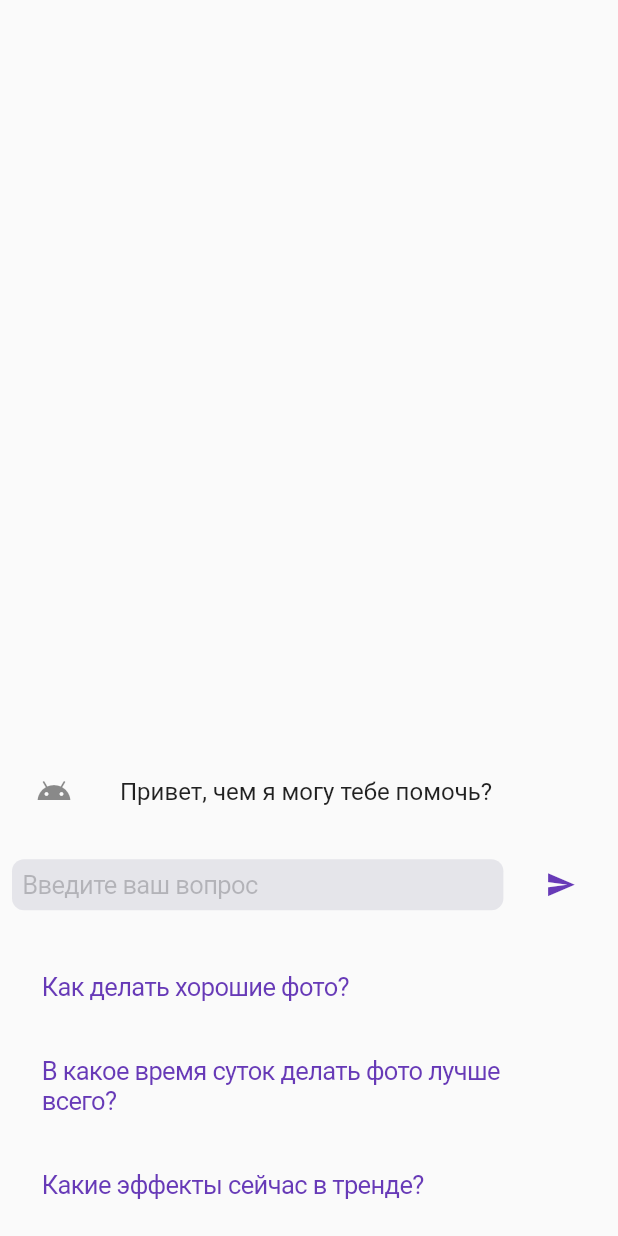
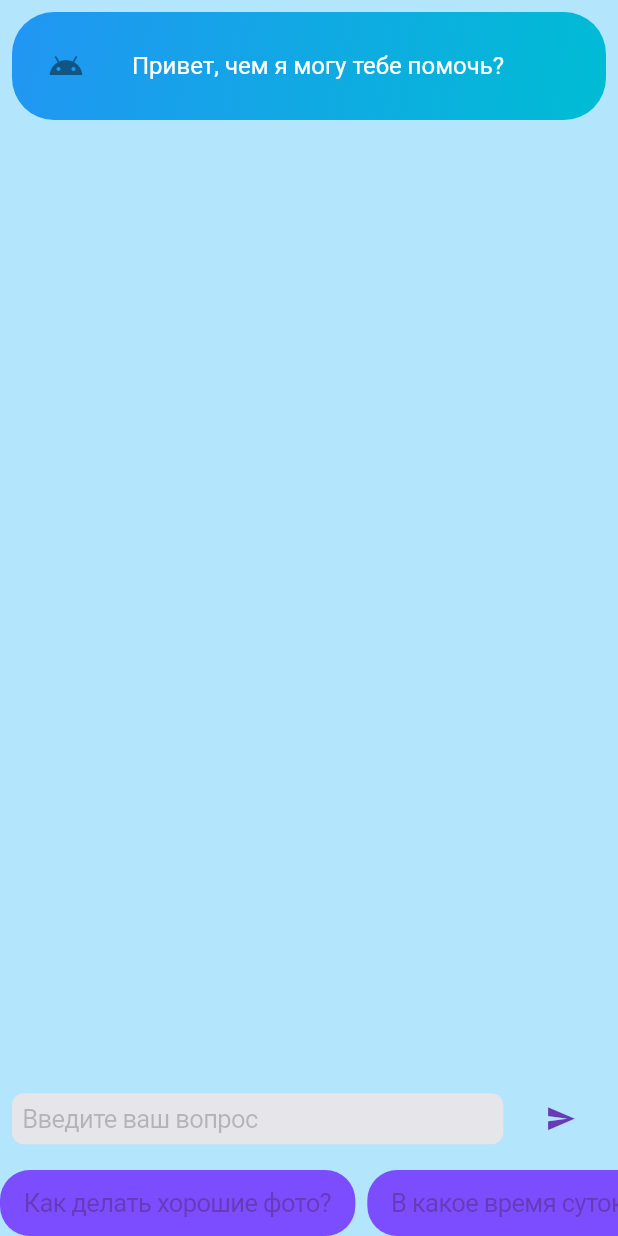
Before and after one commit to aveok4now/Flutter-4Foto, a Flutter app: the ChatbotScreen screen opened directly, on a phone screen of 412 x 824 dp. Run offline on Flutter 3.47's test engine with Material 2 defaults, Android fonts, the light colour scheme and no system bars; our stand-ins replace animated_text_kit, awesome_notifications, confetti, connectivity, convex_bottom_bar, flutter_local_notifications and 11 more; missing offline and left inert: cron, flutter_email_sender, flutter_photo_editor, flutter_share, midjourney_api, photofilters and 2 more; accounts and stored records are empty; project files that could hold a hidden picture were left out.

Commit message:
Chat-screen redesign + copy issue

```diff
--- a/lib/chatscreen.dart
+++ b/lib/chatscreen.dart
@@ -1,8 +1,11 @@
 import 'package:flutter/cupertino.dart';
 import 'package:flutter/material.dart';
+import 'package:animated_text_kit/animated_text_kit.dart';
+import 'package:flutter/services.dart';
 
 void main() => runApp(ChatbotApp());
 
+//https://cameralabs.org/uchebnik/osnovi-fotografii
 class ChatbotApp extends StatelessWidget {
   @override
   Widget build(BuildContext context) {
@@ -20,6 +23,8 @@ class ChatbotScreen extends StatefulWidget {
 
 class _ChatbotScreenState extends State<ChatbotScreen> {
   final TextEditingController _controller = TextEditingController();
+  final ScrollController _scrollController = ScrollController();
+
   final List<String> _chatMessages = <String>[
     'Привет, чем я могу тебе помочь?',
   ];
@@ -30,6 +35,7 @@ class _ChatbotScreenState extends State<ChatbotScreen> {
         'В первые часы утра и в последние часы дня свет более мягкий и теплый, что может создавать лучшие условия для съемки.',
     'Какие эффекты сейчас в тренде?':
         'Сейчас очень популярны эффекты сепии, винтажа и черно-белого стиля.',
+    'дарова мудила': 'даров братан',
   };
 
   void _showResponse(String question) {
@@ -40,27 +46,74 @@ class _ChatbotScreenState extends State<ChatbotScreen> {
       _chatMessages.add('Чат-бот: $response');
       _controller.clear();
     });
+    _scrollController.animateTo(
+      _scrollController.position.maxScrollExtent,
+      duration: Duration(milliseconds: 300),
+      curve: Curves.easeOut,
+    );
   }
 
- @override
+  @override
   Widget build(BuildContext context) {
     return Scaffold(
+      backgroundColor: Colors.lightBlue[100],
       body: Column(
-        crossAxisAlignment: CrossAxisAlignment.start,
+        crossAxisAlignment: CrossAxisAlignment.end,
         children: <Widget>[
           Expanded(
             child: Padding(
               padding: const EdgeInsets.symmetric(horizontal: 8.0),
               child: ListView.builder(
-                reverse: true,
+                controller: _scrollController,
+                reverse: false,
                 itemCount: _chatMessages.length,
                 itemBuilder: (BuildContext context, int index) {
                   final String message = _chatMessages[index];
-                  return ListTile(
-                    leading: message.startsWith('Вы')
-                        ? Icon(Icons.account_circle)
-                        : Icon(Icons.android),
-                    title: Text(message),
+                  return Column(
+                    children: [
+                      SizedBox(height: 8.0),
+                      InkWell(
+                        onTap: () {},
+                        child: Container(
+                          decoration: BoxDecoration(
+                            borderRadius: BorderRadius.circular(28.0),
+                            gradient: LinearGradient(
+                              begin: Alignment.topLeft,
+                              end: Alignment.bottomRight,
+                              colors: message.startsWith('Вы')
+                                  ? [
+                                      Colors.pink,
+                                      Colors.purple,
+                                    ]
+                                  : [
+                                      Colors.blue,
+                                      Colors.cyan,
+                                    ],
+                            ),
+                          ),
+                          padding: const EdgeInsets.all(8.0),
+                          child: ListTile(
+                            leading: message.startsWith('Вы')
+                                ? Icon(Icons.person)
+                                : Icon(Icons.android),
+                            title: Text(message,
+                                style: message.startsWith('Вы')
+                                    ? TextStyle(color: Colors.white)
+                                    : TextStyle(color: Colors.white)),
+                            onLongPress: () {
+                              Clipboard.setData(ClipboardData(text: message));
+                              ScaffoldMessenger.of(context).showSnackBar(
+                                SnackBar(
+                                  content: Text("Текст скопирован"),
+                                  backgroundColor: Colors.green,
+                                  duration: Duration(seconds: 1),
+                                ),
+                              );
+                            },
+                          ),
+                        ),
+                      ),
+                    ],
                   );
                 },
               ),
@@ -88,25 +141,52 @@ class _ChatbotScreenState extends State<ChatbotScreen> {
               ],
             ),
           ),
-          Container(
-            padding: const EdgeInsets.all(8.0),
-            child: Wrap(
-              spacing: 8.0,
-              runSpacing: 4.0,
+          SingleChildScrollView(
+            scrollDirection: Axis.horizontal,
+            child: Row(
               children: <Widget>[
                 CupertinoButton(
                   onPressed: () => _showResponse('Как делать хорошие фото?'),
-                  child: Text('Как делать хорошие фото?'),
+                  child: Text(
+                    'Как делать хорошие фото?',
+                    textAlign: TextAlign.center,
+                  ),
+                  color: Colors.deepPurpleAccent,
+                  borderRadius: BorderRadius.circular(20.0),
+                  padding: const EdgeInsets.symmetric(
+                    horizontal: 16.0,
+                    vertical: 8.0,
+                  ),
                 ),
+                const SizedBox(width: 8.0),
                 CupertinoButton(
                   onPressed: () => _showResponse(
                       'В какое время суток делать фото лучше всего?'),
-                  child: Text('В какое время суток делать фото лучше всего?'),
+                  child: Text(
+                    'В какое время суток делать фото лучше всего?',
+                    textAlign: TextAlign.center,
+                  ),
+                  color: Colors.deepPurpleAccent,
+                  borderRadius: BorderRadius.circular(20.0),
+                  padding: const EdgeInsets.symmetric(
+                    horizontal: 16.0,
+                    vertical: 8.0,
+                  ),
                 ),
+                const SizedBox(width: 8.0),
                 CupertinoButton(
                   onPressed: () =>
                       _showResponse('Какие эффекты сейчас в тренде?'),
-                  child: Text('Какие эффекты сейчас в тренде?'),
+                  child: Text(
+                    'Какие эффекты сейчас в тренде?',
+                    textAlign: TextAlign.center,
+                  ),
+                  color: Colors.deepPurpleAccent,
+                  borderRadius: BorderRadius.circular(20.0),
+                  padding: const EdgeInsets.symmetric(
+                    horizontal: 16.0,
+                    vertical: 8.0,
+                  ),
                 ),
               ],
             ),
```
